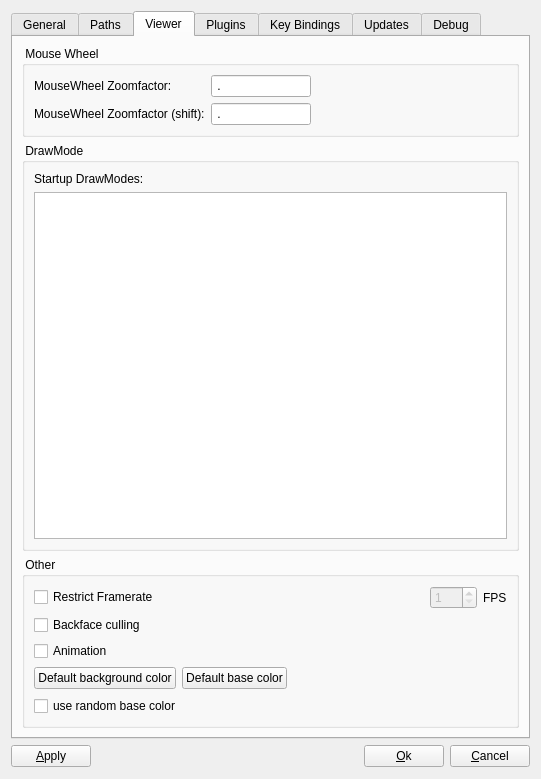
The window that OpenFlipper/widgets/optionsWidget/optionsWidget.ui (ShenRen/OpenFlipper) describes before a commit, drawn with Qt 5.
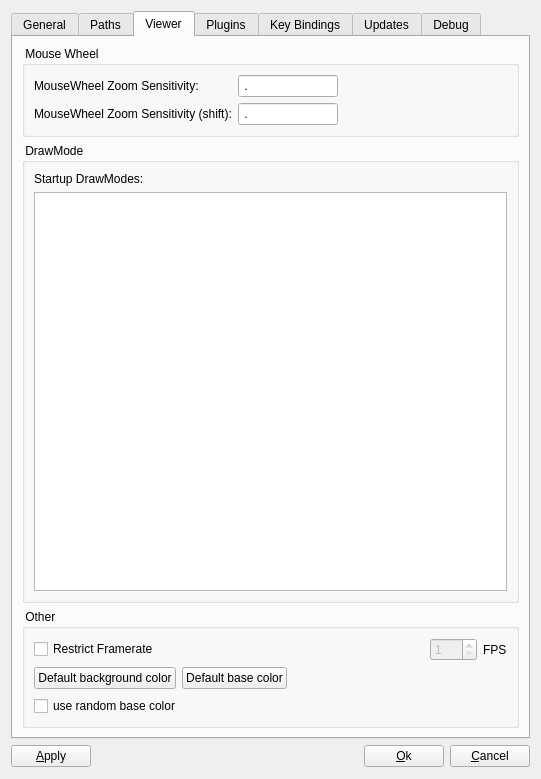
The same window after the commit. The open tabs and pages were chosen to show the change. Custom widgets are drawn as their Qt base class.

```diff
--- a/OpenFlipper/widgets/optionsWidget/optionsWidget.ui
+++ b/OpenFlipper/widgets/optionsWidget/optionsWidget.ui
@@ -169,7 +169,7 @@
           <item row="0" column="0" >
            <widget class="QLabel" name="label_2" >
             <property name="text" >
-             <string>MouseWheel Zoomfactor:</string>
+             <string>MouseWheel Zoom Sensitivity:</string>
             </property>
            </widget>
           </item>
@@ -195,7 +195,7 @@
           <item row="1" column="0" >
            <widget class="QLabel" name="label_3" >
             <property name="text" >
-             <string>MouseWheel Zoomfactor (shift):</string>
+             <string>MouseWheel Zoom Sensitivity (shift):</string>
             </property>
            </widget>
           </item>
@@ -327,32 +327,6 @@
             </item>
            </layout>
           </item>
-          <item>
-           <widget class="QCheckBox" name="backfaceCulling" >
-            <property name="toolTip" >
-             <string>Enable backface culling</string>
-            </property>
-            <property name="statusTip" >
-             <string>Enable backface culling</string>
-            </property>
-            <property name="text" >
-             <string>Backface culling</string>
-            </property>
-           </widget>
-          </item>
-          <item>
-           <widget class="QCheckBox" name="animation" >
-            <property name="toolTip" >
-             <string>Enable animated rotations</string>
-            </property>
-            <property name="statusTip" >
-             <string>Enable animated rotations</string>
-            </property>
-            <property name="text" >
-             <string>Animation</string>
-            </property>
-           </widget>
-          </item>
           <item>
            <layout class="QHBoxLayout" name="horizontalLayout_6" >
             <item>
```
Left out of the diff: 2 changed lines with no effect on the pictures.
